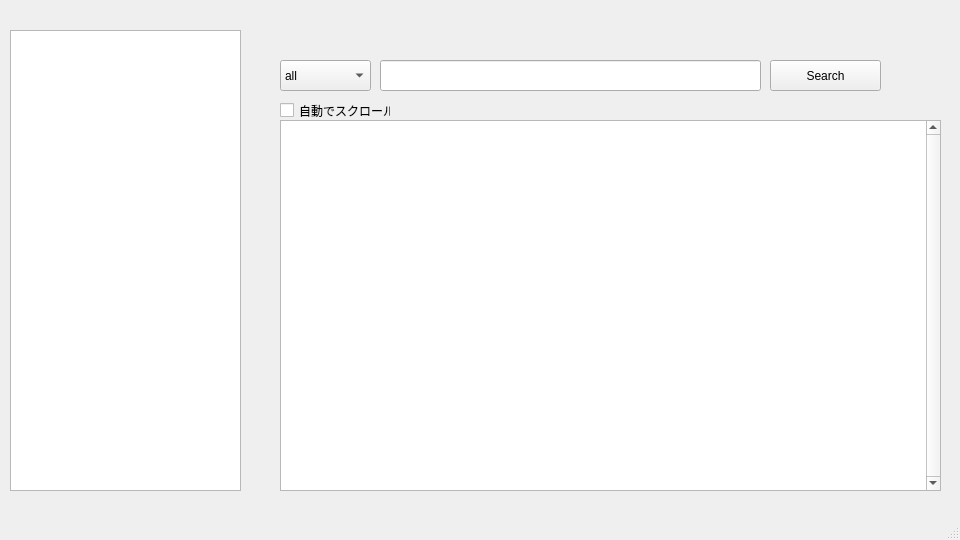
Old version of the form window/log_window.ui in the repository TERABYTE0130/logViewer.
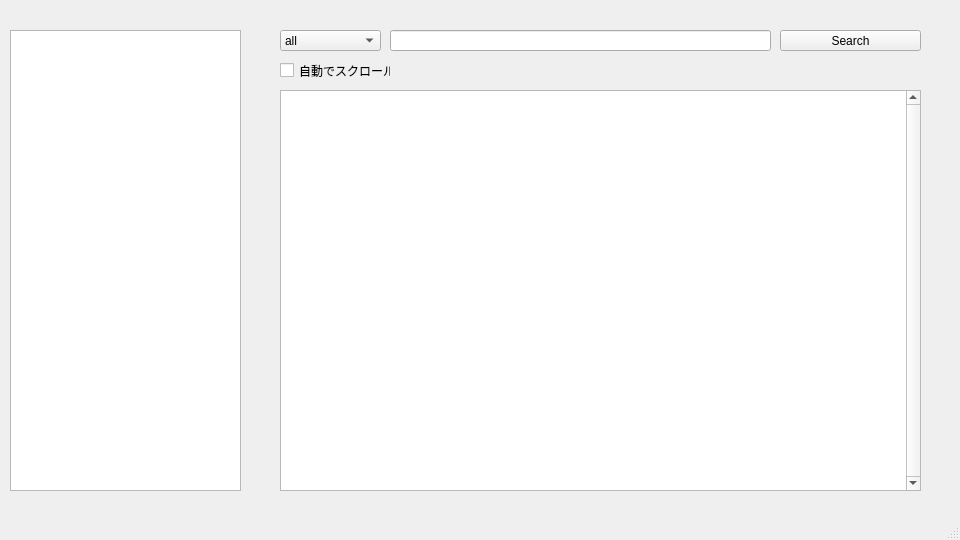
New version of the form.

The edit to the form file:
```diff
--- a/window/log_window.ui
+++ b/window/log_window.ui
@@ -48,9 +48,9 @@
     <property name="geometry">
      <rect>
       <x>280</x>
-      <y>60</y>
-      <width>91</width>
-      <height>31</height>
+      <y>30</y>
+      <width>101</width>
+      <height>21</height>
      </rect>
     </property>
     <item>
@@ -77,20 +77,20 @@
    <widget class="QLineEdit" name="SearchBox">
     <property name="geometry">
      <rect>
-      <x>380</x>
-      <y>60</y>
+      <x>390</x>
+      <y>30</y>
       <width>381</width>
-      <height>31</height>
+      <height>21</height>
      </rect>
     </property>
    </widget>
    <widget class="QPushButton" name="SearchButton">
     <property name="geometry">
      <rect>
-      <x>770</x>
-      <y>60</y>
-      <width>111</width>
-      <height>31</height>
+      <x>780</x>
+      <y>30</y>
+      <width>141</width>
+      <height>21</height>
      </rect>
     </property>
     <property name="text">
@@ -101,9 +101,9 @@
     <property name="geometry">
      <rect>
       <x>280</x>
-      <y>120</y>
-      <width>661</width>
-      <height>371</height>
+      <y>90</y>
+      <width>641</width>
+      <height>401</height>
      </rect>
     </property>
     <property name="verticalScrollBarPolicy">
@@ -114,7 +114,7 @@
     <property name="geometry">
      <rect>
       <x>280</x>
-      <y>100</y>
+      <y>60</y>
       <width>111</width>
       <height>21</height>
      </rect>
```
